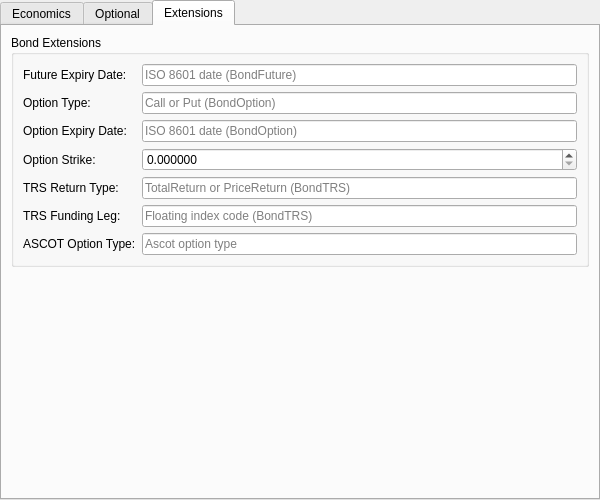
The window that projects/ores.qt.trading/ui/BondInstrumentForm.ui (OreStudio/OreStudio) describes before a commit, drawn with Qt 5.
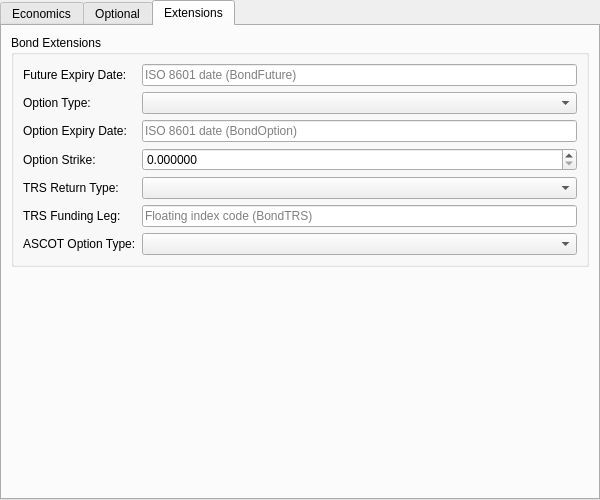
The same window after the commit. The open tabs and pages were chosen to show the change.

Commit message:
[qt,trading] Replace free-text fields with combo boxes in all instrument forms
Add InstrumentFormUtils with shared populate/get/set helpers for all
controlled-vocabulary fields (settlement, option type, exercise style,
day count, frequency, barrier type, etc.) across all six instrument
forms. Trade type code is now permanently read-only in all forms.

Patch:
```diff
--- a/projects/ores.qt.trading/ui/BondInstrumentForm.ui
+++ b/projects/ores.qt.trading/ui/BondInstrumentForm.ui
@@ -208,9 +208,7 @@
            <widget class="QLabel"><property name="text"><string>Option Type:</string></property></widget>
           </item>
           <item row="1" column="1">
-           <widget class="QLineEdit" name="optionTypeEdit">
-            <property name="placeholderText"><string>Call or Put (BondOption)</string></property>
-           </widget>
+           <widget class="QComboBox" name="optionTypeCombo"/>
           </item>
           <item row="2" column="0">
            <widget class="QLabel"><property name="text"><string>Option Expiry Date:</string></property></widget>
@@ -235,9 +233,7 @@
            <widget class="QLabel"><property name="text"><string>TRS Return Type:</string></property></widget>
           </item>
           <item row="4" column="1">
-           <widget class="QLineEdit" name="trsReturnTypeEdit">
-            <property name="placeholderText"><string>TotalReturn or PriceReturn (BondTRS)</string></property>
-           </widget>
+           <widget class="QComboBox" name="trsReturnTypeCombo"/>
           </item>
           <item row="5" column="0">
            <widget class="QLabel"><property name="text"><string>TRS Funding Leg:</string></property></widget>
@@ -251,9 +247,7 @@
            <widget class="QLabel"><property name="text"><string>ASCOT Option Type:</string></property></widget>
           </item>
           <item row="6" column="1">
-           <widget class="QLineEdit" name="ascotOptionTypeEdit">
-            <property name="placeholderText"><string>Ascot option type</string></property>
-           </widget>
+           <widget class="QComboBox" name="ascotOptionTypeCombo"/>
           </item>
          </layout>
         </widget>
```
Left out of the diff: 12 changed lines with no effect on the pictures. The commit also changes 13 other files.
